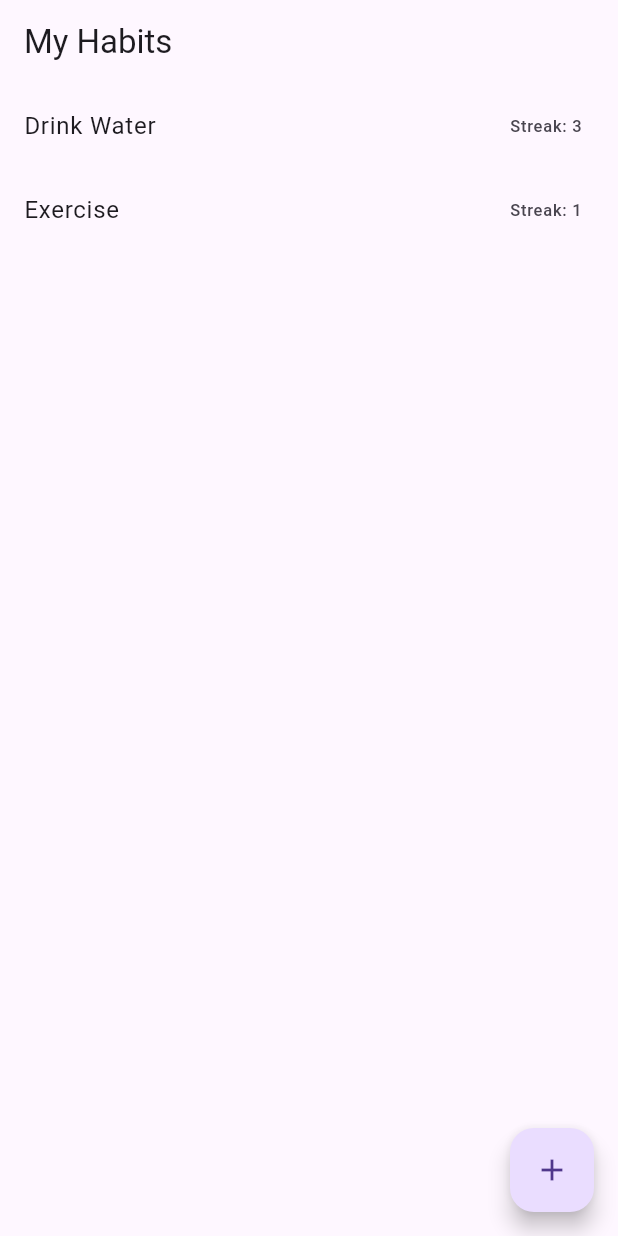
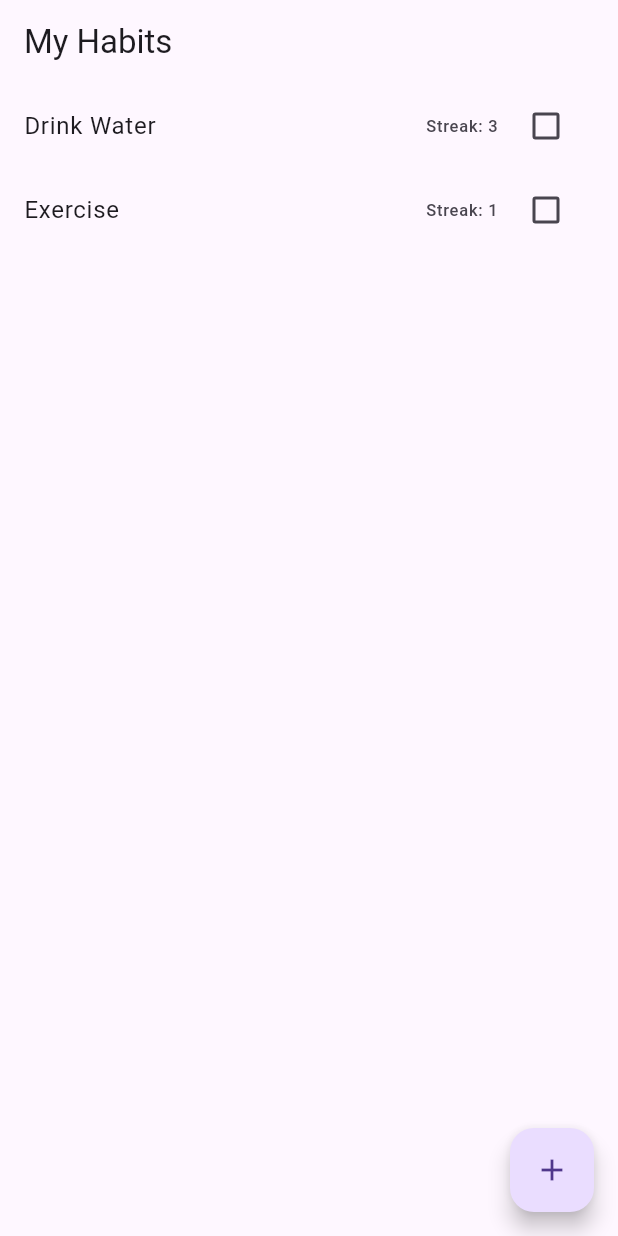
Before and after one commit to trismagp/habits_tracker, a Flutter app: the screen it shows after launch, on a phone screen of 412 x 824 dp. Run offline on Flutter 3.47's test engine with Material 3 defaults, Android fonts, the light colour scheme and no system bars.

Commit message:
Track Habit Completion with Checkboxes

```diff
--- a/lib/main.dart
+++ b/lib/main.dart
@@ -27,15 +27,29 @@ class HomeScreen extends StatefulWidget {
 }
 
 class _HomeScreenState extends State<HomeScreen> {
-  // Dynamic list, starting with Step 2’s static data
   List<Habit> habits = [
-    Habit(name: 'Drink Water', streak: 3),
-    Habit(name: 'Exercise', streak: 1),
+    Habit(name: 'Drink Water', streak: 3, completedToday: false),
+    Habit(name: 'Exercise', streak: 1, completedToday: false),
   ];
 
   void _addHabit(Habit newHabit) {
     setState(() {
       habits.add(newHabit);
+    });
+  }
+
+  void _toggleHabitCompletion(int index) {
+    setState(() {
+      final habit = habits[index];
+      if (habit.completedToday) {
+        // Undo completion: decrease streak if it was completed today
+        habit.completedToday = false;
+        if (habit.streak > 0) habit.streak--;
+      } else {
+        // Mark as completed: increase streak
+        habit.completedToday = true;
+        habit.streak++;
+      }
     });
   }
 
@@ -52,7 +66,17 @@ class _HomeScreenState extends State<HomeScreen> {
                   final habit = habits[index];
                   return ListTile(
                     title: Text(habit.name),
-                    trailing: Text('Streak: ${habit.streak}'),
+                    trailing: Row(
+                      mainAxisSize: MainAxisSize.min,
+                      children: [
+                        Text('Streak: ${habit.streak}'),
+                        const SizedBox(width: 8),
+                        Checkbox(
+                          value: habit.completedToday,
+                          onChanged: (value) => _toggleHabitCompletion(index),
+                        ),
+                      ],
+                    ),
                   );
                 },
               ),
--- a/lib/models/habit.dart
+++ b/lib/models/habit.dart
@@ -1,6 +1,7 @@
 class Habit {
-  final String name;
-  final int streak;
+  String name;
+  int streak;
+  bool completedToday;
 
-  Habit({required this.name, this.streak = 0});
+  Habit({required this.name, this.streak = 0, this.completedToday = false});
 }
```
